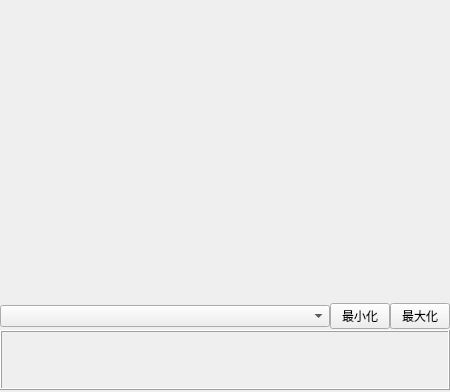
Old version of the form WindowsClient/shh_UI/tabpage.ui in the repository H-tao/Penguin.
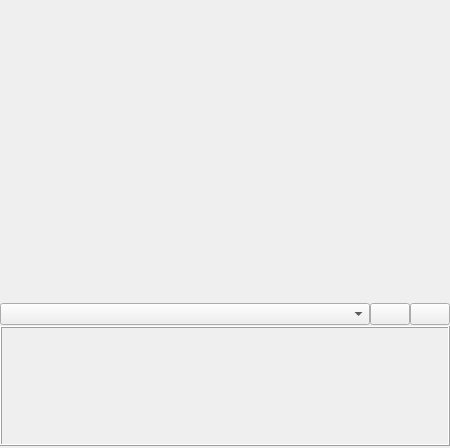
New version of the form. Icons and pictures are not drawn.

```diff
--- a/WindowsClient/shh_UI/tabpage.ui
+++ b/WindowsClient/shh_UI/tabpage.ui
@@ -7,7 +7,7 @@
     <x>0</x>
     <y>0</y>
     <width>450</width>
-    <height>383</height>
+    <height>391</height>
    </rect>
   </property>
   <property name="sizePolicy">
@@ -104,7 +104,11 @@
         </size>
        </property>
        <property name="text">
-        <string>最小化</string>
+        <string/>
+       </property>
+       <property name="icon">
+        <iconset resource="style.qrc">
+         <normaloff>:/src/style/down_arrow.png</normaloff>:/src/style/down_arrow.png</iconset>
        </property>
       </widget>
      </item>
@@ -117,7 +121,11 @@
         </size>
        </property>
        <property name="text">
-        <string>最大化</string>
+        <string/>
+       </property>
+       <property name="icon">
+        <iconset resource="style.qrc">
+         <normaloff>:/src/style/up_arrow.png</normaloff>:/src/style/up_arrow.png</iconset>
        </property>
       </widget>
      </item>
@@ -134,7 +142,7 @@
      <property name="minimumSize">
       <size>
        <width>250</width>
-       <height>60</height>
+       <height>120</height>
       </size>
      </property>
      <property name="frameShape">
```
Left out of the diff: 4 changed lines with no effect on the pictures.
